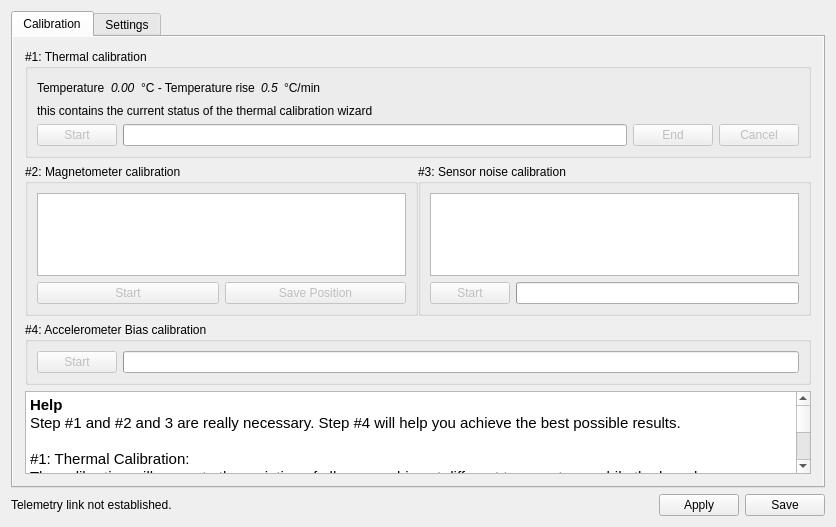
The window that ground/openpilotgcs/src/plugins/config/revosensors.ui (openpilot/OpenPilot) describes before a commit, drawn with Qt 5.
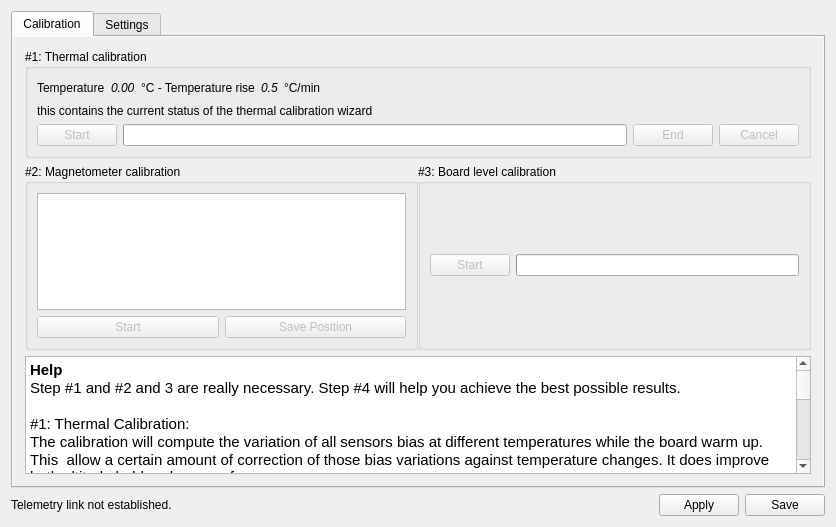
The same window after the commit. Icons and pictures are not drawn.

Commit message: OP-975 Remove noise calibration

Patch:
```diff
--- a/ground/openpilotgcs/src/plugins/config/revosensors.ui
+++ b/ground/openpilotgcs/src/plugins/config/revosensors.ui
@@ -62,64 +62,6 @@
          <property name="verticalSpacing">
           <number>6</number>
          </property>
-         <item row="1" column="1">
-          <widget class="QGroupBox" name="groupBox">
-           <property name="title">
-            <string>#3: Sensor noise calibration</string>
-           </property>
-           <layout class="QVBoxLayout" name="verticalLayout_4">
-            <item>
-             <widget class="QGraphicsView" name="sensorsBargraph">
-              <property name="toolTip">
-               <string>These are the sensor variance values computed by the AHRS.
- Tip: lower is better!</string>
-              </property>
-              <property name="verticalScrollBarPolicy">
-               <enum>Qt::ScrollBarAlwaysOff</enum>
-              </property>
-              <property name="horizontalScrollBarPolicy">
-               <enum>Qt::ScrollBarAlwaysOff</enum>
-              </property>
-             </widget>
-            </item>
-            <item>
-             <layout class="QHBoxLayout" name="horizontalLayout">
-              <item>
-               <widget class="QPushButton" name="noiseMeasurementStart">
-                <property name="enabled">
-                 <bool>false</bool>
-                </property>
-                <property name="toolTip">
-                 <string>Press to start a calibration procedure, about 15 seconds.
-
- Hint: run this with engines at cruising speed.</string>
-                </property>
-                <property name="text">
-                 <string>Start</string>
-                </property>
-               </widget>
-              </item>
-              <item>
-               <widget class="QProgressBar" name="noiseMeasurementProgress">
-                <property name="enabled">
-                 <bool>true</bool>
-                </property>
-                <property name="maximum">
-                 <number>100</number>
-                </property>
-                <property name="value">
-                 <number>0</number>
-                </property>
-                <property name="textVisible">
-                 <bool>false</bool>
-                </property>
-               </widget>
-              </item>
-             </layout>
-            </item>
-           </layout>
-          </widget>
-         </item>
          <item row="1" column="0">
           <widget class="QGroupBox" name="groupBox_5">
            <property name="title">
@@ -317,39 +259,6 @@
           </widget>
          </item>
          <item row="2" column="0" colspan="2">
-          <widget class="QGroupBox" name="groupBox">
-           <property name="title">
-            <string>#4: Accelerometer Bias calibration</string>
-           </property>
-           <layout class="QVBoxLayout" name="verticalLayout_5">
-            <item>
-             <layout class="QHBoxLayout" name="horizontalLayout_3">
-              <item>
-               <widget class="QPushButton" name="accelBiasStart">
-                <property name="enabled">
-                 <bool>false</bool>
-                </property>
-                <property name="text">
-                 <string>Start</string>
-                </property>
-               </widget>
-              </item>
-              <item>
-               <widget class="QProgressBar" name="accelBiasProgress">
-                <property name="value">
-                 <number>0</number>
-                </property>
-                <property name="textVisible">
-                 <bool>false</bool>
-                </property>
-               </widget>
-              </item>
-             </layout>
-            </item>
-           </layout>
-          </widget>
-         </item>
-         <item row="3" column="0" colspan="2">
           <widget class="QTextEdit" name="sixPointCalibInstructions">
            <property name="toolTip">
             <string>Six Point Calibration instructions</string>
@@ -373,17 +282,48 @@
 &lt;p style=&quot; margin-top:0px; margin-bottom:0px; margin-left:0px; margin-right:0px; -qt-block-indent:0; text-indent:0px;&quot;&gt;&lt;span style=&quot; font-family:'Ubuntu'; font-size:11pt;&quot;&gt;This  allow a certain amount of correction of those bias variations against temperature changes. It does improve both altitude hold and yaw performances.&lt;/span&gt;&lt;/p&gt;
 &lt;p style=&quot; margin-top:0px; margin-bottom:0px; margin-left:0px; margin-right:0px; -qt-block-indent:0; text-indent:0px;&quot;&gt;&lt;span style=&quot; font-family:'Ubuntu'; font-size:11pt;&quot;&gt;To perform this calibration leave the board to cool down at room temperature in the coldest places available. after 15-20 minutes attach the usb connector to the board and Click the Calibrate button leaving the board steady. Wait until completed&lt;/span&gt;&lt;/p&gt;
 &lt;p align=&quot;center&quot; style=&quot;-qt-paragraph-type:empty; margin-top:0px; margin-bottom:0px; margin-left:0px; margin-right:0px; -qt-block-indent:0; text-indent:0px; font-family:'Ubuntu'; font-size:11pt;&quot;&gt;&lt;br /&gt;&lt;/p&gt;
-&lt;p style=&quot; margin-top:0px; margin-bottom:0px; margin-left:0px; margin-right:0px; -qt-block-indent:0; text-indent:0px;&quot;&gt;&lt;span style=&quot; font-family:'Ubuntu'; font-size:11pt;&quot;&gt;#1: Multi-Point calibration:&lt;/span&gt;&lt;/p&gt;
+&lt;p style=&quot; margin-top:0px; margin-bottom:0px; margin-left:0px; margin-right:0px; -qt-block-indent:0; text-indent:0px;&quot;&gt;&lt;span style=&quot; font-family:'Ubuntu'; font-size:11pt;&quot;&gt;#2: Multi-Point calibration:&lt;/span&gt;&lt;/p&gt;
 &lt;p style=&quot; margin-top:0px; margin-bottom:0px; margin-left:0px; margin-right:0px; -qt-block-indent:0; text-indent:0px;&quot;&gt;&lt;span style=&quot; font-family:'Ubuntu'; font-size:11pt;&quot;&gt;This calibration will compute the scale for all sensors on the INS. Press &amp;quot;Start&amp;quot; to begin calibration, and follow the instructions which will be displayed here.  Note that your HomeLocation must be set first, including the local magnetic field vector (Be) and acceleration due to gravity (g_e).&lt;/span&gt;&lt;/p&gt;
 &lt;p style=&quot;-qt-paragraph-type:empty; margin-top:0px; margin-bottom:0px; margin-left:0px; margin-right:0px; -qt-block-indent:0; text-indent:0px; font-family:'Ubuntu'; font-size:11pt;&quot;&gt;&lt;br /&gt;&lt;/p&gt;
-&lt;p style=&quot; margin-top:0px; margin-bottom:0px; margin-left:0px; margin-right:0px; -qt-block-indent:0; text-indent:0px;&quot;&gt;&lt;span style=&quot; font-family:'Ubuntu'; font-size:11pt;&quot;&gt;#2: Sensor noise calibration:&lt;/span&gt;&lt;/p&gt;
-&lt;p style=&quot; margin-top:0px; margin-bottom:0px; margin-left:0px; margin-right:0px; -qt-block-indent:0; text-indent:0px;&quot;&gt;&lt;span style=&quot; font-family:'Ubuntu'; font-size:11pt;&quot;&gt;This calibration will compute sensor variance under standard conditions. You can leave your engines running at low to mid throttle to take their vibration into account before pressing &amp;quot;Start&amp;quot;.&lt;/span&gt;&lt;/p&gt;
-&lt;p style=&quot;-qt-paragraph-type:empty; margin-top:0px; margin-bottom:0px; margin-left:0px; margin-right:0px; -qt-block-indent:0; text-indent:0px; font-family:'Ubuntu'; font-size:11pt;&quot;&gt;&lt;br /&gt;&lt;/p&gt;
-&lt;p style=&quot; margin-top:0px; margin-bottom:0px; margin-left:0px; margin-right:0px; -qt-block-indent:0; text-indent:0px;&quot;&gt;&lt;span style=&quot; font-family:'Ubuntu'; font-size:11pt;&quot;&gt;#3: Accelerometer bias calibration:&lt;/span&gt;&lt;/p&gt;
-&lt;p style=&quot; margin-top:0px; margin-bottom:0px; margin-left:0px; margin-right:0px; -qt-block-indent:0; text-indent:0px;&quot;&gt;&lt;span style=&quot; font-family:'Ubuntu'; font-size:11pt;&quot;&gt;This step will ensure that accelerometer bias is accurate. Place your airframe as horizontally as possible (use a spirit level if necessary), then press Start below and do not move your airframe at all until the end of the calibration.&lt;/span&gt;&lt;/p&gt;&lt;/td&gt;&lt;/tr&gt;&lt;/table&gt;&lt;/body&gt;&lt;/html&gt;</string>
+&lt;p style=&quot;-qt-paragraph-type:empty; margin-top:0px; margin-bottom:0px; margin-left:0px; margin-right:0px; -qt-block-indent:0; text-indent:0px;&quot;&gt;&lt;br /&gt;&lt;/p&gt;
+&lt;p style=&quot; margin-top:0px; margin-bottom:0px; margin-left:0px; margin-right:0px; -qt-block-indent:0; text-indent:0px;&quot;&gt;&lt;span style=&quot; font-family:'Ubuntu'; font-size:11pt;&quot;&gt;#3: Board level calibration:&lt;/span&gt;&lt;/p&gt;
+&lt;p style=&quot; margin-top:0px; margin-bottom:0px; margin-left:0px; margin-right:0px; -qt-block-indent:0; text-indent:0px;&quot;&gt;&lt;span style=&quot; font-family:'Ubuntu'; font-size:11pt;&quot;&gt;This step will ensure that board leveling is accurate. Place your airframe as horizontally as possible (use a spirit level if necessary), then press Start below and do not move your airframe at all until the end of the calibration.&lt;/span&gt;&lt;/p&gt;&lt;/td&gt;&lt;/tr&gt;&lt;/table&gt;&lt;/body&gt;&lt;/html&gt;</string>
            </property>
           </widget>
          </item>
+         <item row="1" column="1">
+          <widget class="QGroupBox" name="groupBox">
+           <property name="title">
+            <string>#3: Board level calibration</string>
+           </property>
+           <layout class="QVBoxLayout" name="verticalLayout_5">
+            <item>
+             <layout class="QHBoxLayout" name="horizontalLayout_3">
+              <item>
+               <widget class="QPushButton" name="accelBiasStart">
+                <property name="enabled">
+                 <bool>false</bool>
+                </property>
+                <property name="text">
+                 <string>Start</string>
+                </property>
+               </widget>
+              </item>
+              <item>
+               <widget class="QProgressBar" name="accelBiasProgress">
+                <property name="value">
+                 <number>0</number>
+                </property>
+                <property name="textVisible">
+                 <bool>false</bool>
+                </property>
+               </widget>
+              </item>
+             </layout>
+            </item>
+           </layout>
+          </widget>
+         </item>
         </layout>
        </item>
       </layout>
```
The commit also changes 2 other files.
